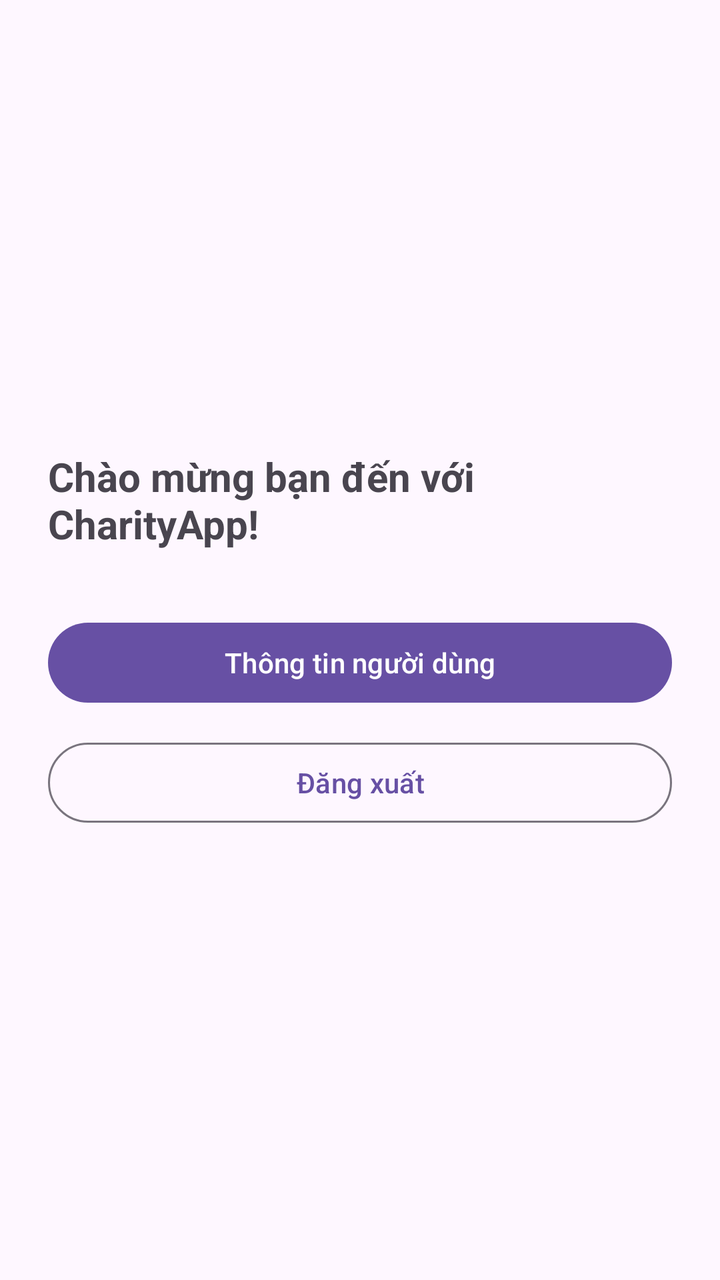
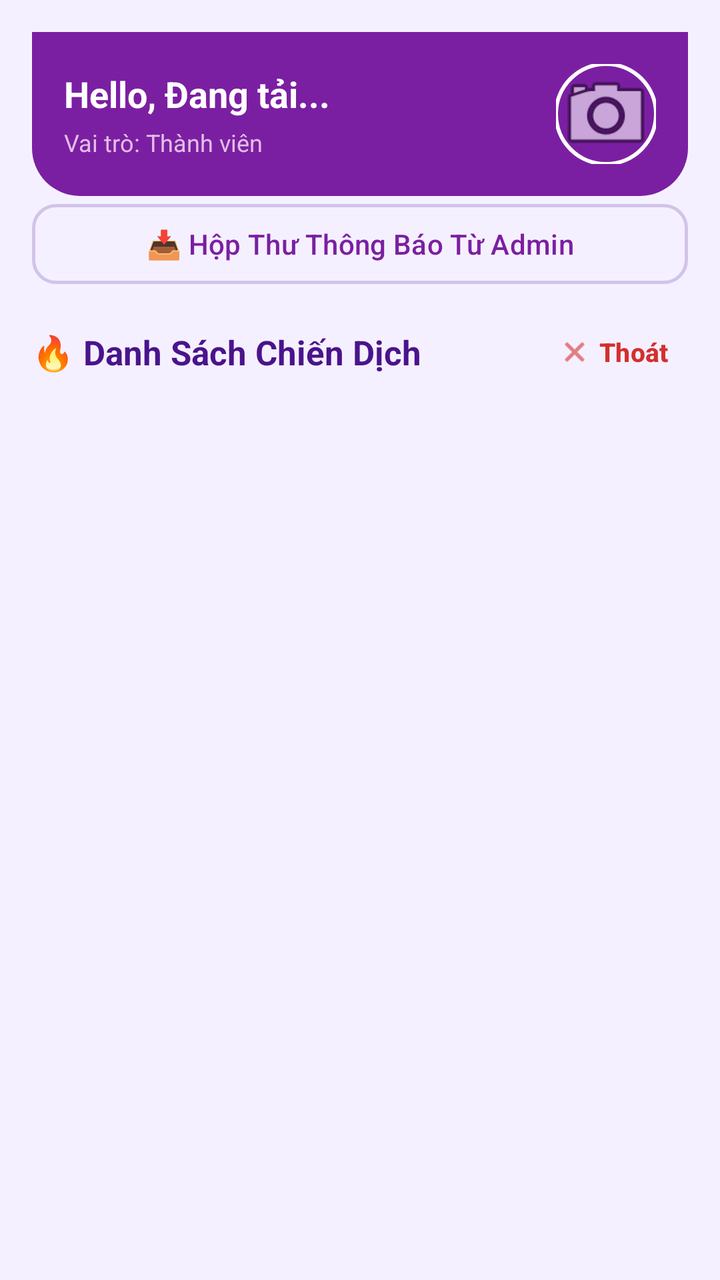

The first picture is an Android layout as it rendered before a commit; the second is the same layout after the commit. The layout source and the unified diff follow.
<!-- AndroidManifest.xml: application theme Theme.Crowdfunding -->
<!-- res/layout/activity_main.xml -->
<?xml version="1.0" encoding="utf-8"?>
<LinearLayout xmlns:android="http://schemas.android.com/apk/res/android"
    xmlns:tools="http://schemas.android.com/tools"
    android:id="@+id/main"
    android:layout_width="match_parent"
    android:layout_height="match_parent"
    android:orientation="vertical"
    android:gravity="center"
    android:padding="24dp"
    tools:context=".MainActivity">

    <TextView
        android:layout_width="wrap_content"
        android:layout_height="wrap_content"
        android:text="Chào mừng bạn đến với CharityApp!"
        android:textSize="20sp"
        android:textStyle="bold"
        android:layout_marginBottom="32dp"/>

    <Button
        android:id="@+id/btnProfile"
        android:layout_width="match_parent"
        android:layout_height="wrap_content"
        android:text="Thông tin người dùng"
        android:layout_marginBottom="12dp"/>

    <Button
        android:id="@+id/btnLogout"
        android:layout_width="match_parent"
        android:layout_height="wrap_content"
        android:text="Đăng xuất"
        style="?attr/materialButtonOutlinedStyle"/>

</LinearLayout>
<!-- resources referenced by this layout -->
<resources>
  <style name="Theme.Crowdfunding" parent="Base.Theme.Crowdfunding" />
  <style name="Base.Theme.Crowdfunding" parent="Theme.Material3.DayNight.NoActionBar">
          
          
      </style>
</resources>

<!-- the commit's change to res/layout/activity_main.xml (unified diff, before → after) -->
@@ -1,34 +1,149 @@
 <?xml version="1.0" encoding="utf-8"?>
-<LinearLayout xmlns:android="http://schemas.android.com/apk/res/android"
+<LinearLayout
+    xmlns:android="http://schemas.android.com/apk/res/android"
+    xmlns:app="http://schemas.android.com/apk/res-auto"
     xmlns:tools="http://schemas.android.com/tools"
     android:id="@+id/main"
     android:layout_width="match_parent"
     android:layout_height="match_parent"
     android:orientation="vertical"
-    android:gravity="center"
-    android:padding="24dp"
+    android:padding="16dp"
+    android:background="#F5F0FF"
     tools:context=".MainActivity">
 
-    <TextView
-        android:layout_width="wrap_content"
-        android:layout_height="wrap_content"
-        android:text="Chào mừng bạn đến với CharityApp!"
-        android:textSize="20sp"
-        android:textStyle="bold"
-        android:layout_marginBottom="32dp"/>
+    
+    <include
+        android:id="@+id/userHeader"
+        layout="@layout/layout_user_header" />
 
-    <Button
-        android:id="@+id/btnProfile"
+    
+    <com.google.android.material.button.MaterialButton
+        android:id="@+id/btnAdminDashboard"
         android:layout_width="match_parent"
         android:layout_height="wrap_content"
-        android:text="Thông tin người dùng"
-        android:layout_marginBottom="12dp"/>
+        android:layout_marginTop="12dp"
+        android:layout_marginBottom="8dp"
+        android:backgroundTint="#7B1FA2"
+        android:text="⚡ Vào Trang Quản Trị Admin"
+        android:textColor="#FFFFFF"
+        app:cornerRadius="12dp"
+        app:elevation="2dp"
+        android:visibility="gone" />
 
-    <Button
-        android:id="@+id/btnLogout"
+    
+    <com.google.android.material.button.MaterialButton
+        android:id="@+id/btnInbox"
+        style="@style/Widget.Material3.Button.OutlinedButton"
         android:layout_width="match_parent"
         android:layout_height="wrap_content"
-        android:text="Đăng xuất"
-        style="?attr/materialButtonOutlinedStyle"/>
+        android:layout_marginBottom="12dp"
+        android:text="📥 Hộp Thư Thông Báo Từ Admin"
+        android:textColor="#7B1FA2"
+        app:cornerRadius="12dp"
+        app:strokeColor="#D1C4E9"
+        app:strokeWidth="1.5dp" />
+
+    
+    <LinearLayout
+        android:layout_width="match_parent"
+        android:layout_height="wrap_content"
+        android:orientation="horizontal"
+        android:gravity="center_vertical"
+        android:layout_marginBottom="8dp">
+
+        
+        <TextView
+            android:layout_width="0dp"
+            android:layout_height="wrap_content"
+            android:layout_weight="1"
+            android:text="🔥 Danh Sách Chiến Dịch"
+            android:textColor="#4A148C"
+            android:textSize="17sp"
+            android:textStyle="bold" />
+
+        
+        <com.google.android.material.button.MaterialButton
+            android:id="@+id/btnlogout"
+            style="@style/Widget.Material3.Button.TextButton"
+            android:layout_width="wrap_content"
+            android:layout_height="36dp"
+            android:minWidth="0dp"
+            android:minHeight="0dp"
+            android:insetTop="0dp"
+            android:insetBottom="0dp"
+            android:paddingHorizontal="10dp"
+            android:text="Thoát"
+            android:textColor="#D32F2F"
+            android:textSize="13sp"
+            android:textStyle="bold"
+            app:icon="@android:drawable/ic_menu_close_clear_cancel"
+            app:iconTint="#D32F2F"
+            app:iconSize="16dp"
+            app:rippleColor="#FFEBEE" />
+
+    </LinearLayout>
+
+    
+    <androidx.recyclerview.widget.RecyclerView
+        android:id="@+id/rvCampaigns"
+        android:layout_width="match_parent"
+        android:layout_height="0dp"
+        android:layout_weight="1"
+        android:layout_marginBottom="12dp"
+        android:clipToPadding="false" />
+
+    
+
 
 </LinearLayout>
+<!-- res/layout/layout_user_header.xml (included above) -->
+<?xml version="1.0" encoding="utf-8"?>
+<LinearLayout xmlns:android="http://schemas.android.com/apk/res/android"
+    xmlns:app="http://schemas.android.com/apk/res-auto"
+    android:layout_width="match_parent"
+    android:layout_height="wrap_content"
+    android:background="@drawable/bg_purple_header"
+    android:gravity="center_vertical"
+    android:orientation="horizontal"
+    android:padding="16dp">
+
+    <LinearLayout
+        android:layout_width="0dp"
+        android:layout_height="wrap_content"
+        android:layout_weight="1"
+        android:orientation="vertical">
+
+        <TextView
+            android:id="@+id/tvHelloUser"
+            android:layout_width="wrap_content"
+            android:layout_height="wrap_content"
+            android:text="Hello, Đang tải..."
+            android:textColor="#FFFFFF"
+            android:textSize="18sp"
+            android:textStyle="bold" />
+
+        <TextView
+            android:id="@+id/tvUserRoleBadge"
+            android:layout_width="wrap_content"
+            android:layout_height="wrap_content"
+            android:layout_marginTop="4dp"
+            android:text="Vai trò: Thành viên"
+            android:textColor="#E1BEE7"
+            android:textSize="12sp" />
+    </LinearLayout>
+
+    
+    <com.google.android.material.imageview.ShapeableImageView
+        android:id="@+id/ivUserAvatar"
+        android:layout_width="50dp"
+        android:layout_height="50dp"
+        android:clickable="true"
+        android:focusable="true"
+        android:background="?attr/selectableItemBackgroundBorderless"
+        android:scaleType="centerCrop"
+        android:src="@android:drawable/ic_menu_camera"
+        app:shapeAppearanceOverlay="@style/ShapeAppearance.Material3.Corner.Full"
+        app:strokeColor="#FFFFFF"
+        app:strokeWidth="2dp" />
+
+</LinearLayout>
<!-- resource entries referenced after the edit -->
@@ -1,5 +1,18 @@
 <!-- resources referenced by this layout -->
 <resources>
+  <!-- drawable bg_purple_header (drawable) -->
+  <?xml version="1.0" encoding="utf-8"?>
+  <shape xmlns:android="http://schemas.android.com/apk/res/android"
+      android:shape="rectangle">
+  
+      
+      <solid android:color="#7B1FA2" />
+  
+      
+      <corners
+          android:bottomLeftRadius="24dp"
+          android:bottomRightRadius="24dp" />
+  </shape>
   <style name="Theme.Crowdfunding" parent="Base.Theme.Crowdfunding" />
   <style name="Base.Theme.Crowdfunding" parent="Theme.Material3.DayNight.NoActionBar">
           
